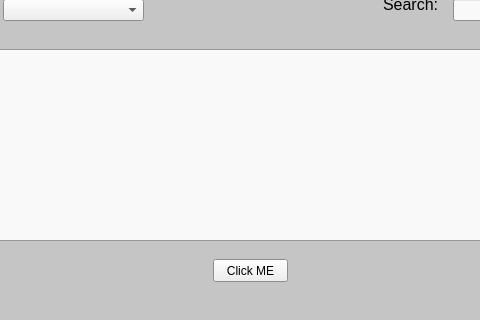
Before: the Qt Designer form homepage.ui in SyedMTaseen/DataSeed, drawn with Qt 5; both pictures show x 127 to 607 and y 81 to 401 of the 763 by 401 pixel window.
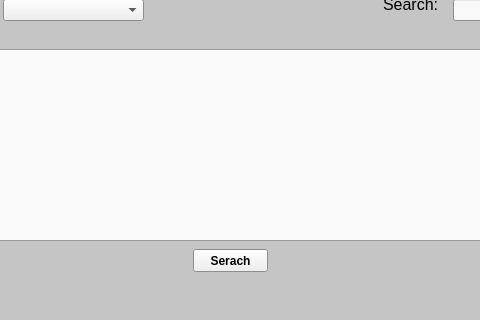
After: the same form once the commit is applied.

What changed in the file:
```diff
--- a/homepage.ui
+++ b/homepage.ui
@@ -128,14 +128,21 @@
    <widget class="QPushButton" name="clickme">
     <property name="geometry">
      <rect>
-      <x>340</x>
-      <y>340</y>
+      <x>320</x>
+      <y>330</y>
       <width>75</width>
       <height>23</height>
      </rect>
     </property>
+    <property name="font">
+     <font>
+      <weight>75</weight>
+      <bold>true</bold>
+      <underline>false</underline>
+     </font>
+    </property>
     <property name="text">
-     <string>Click ME</string>
+     <string>Serach</string>
     </property>
    </widget>
    <widget class="QComboBox" name="filterBox">
```
